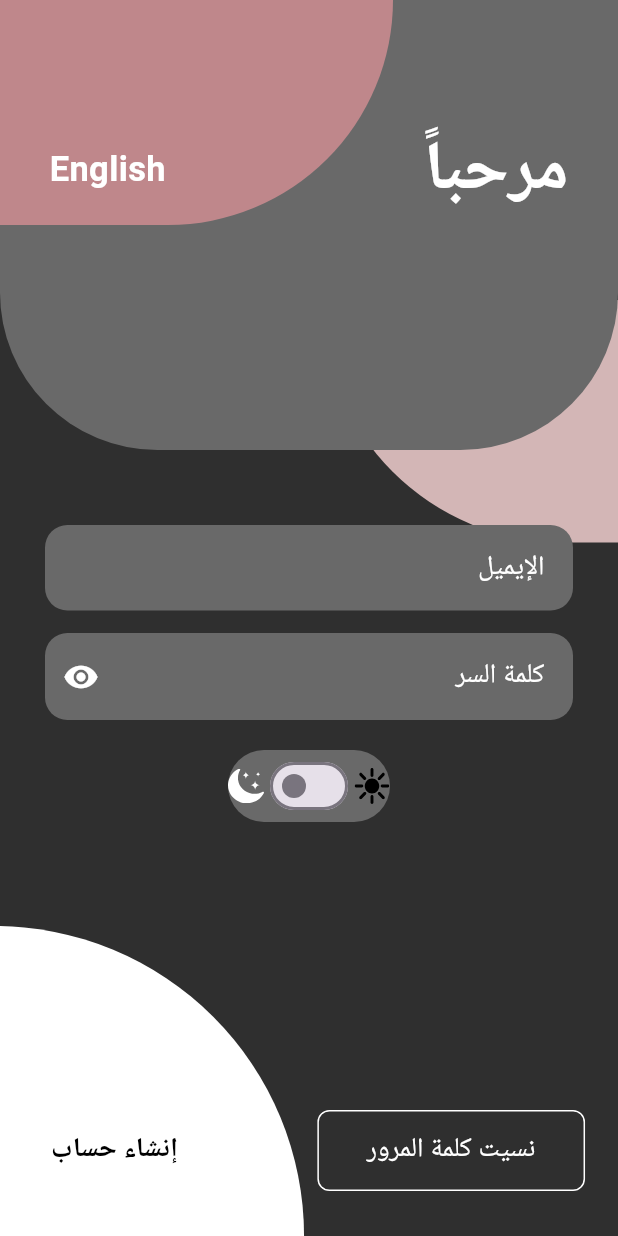
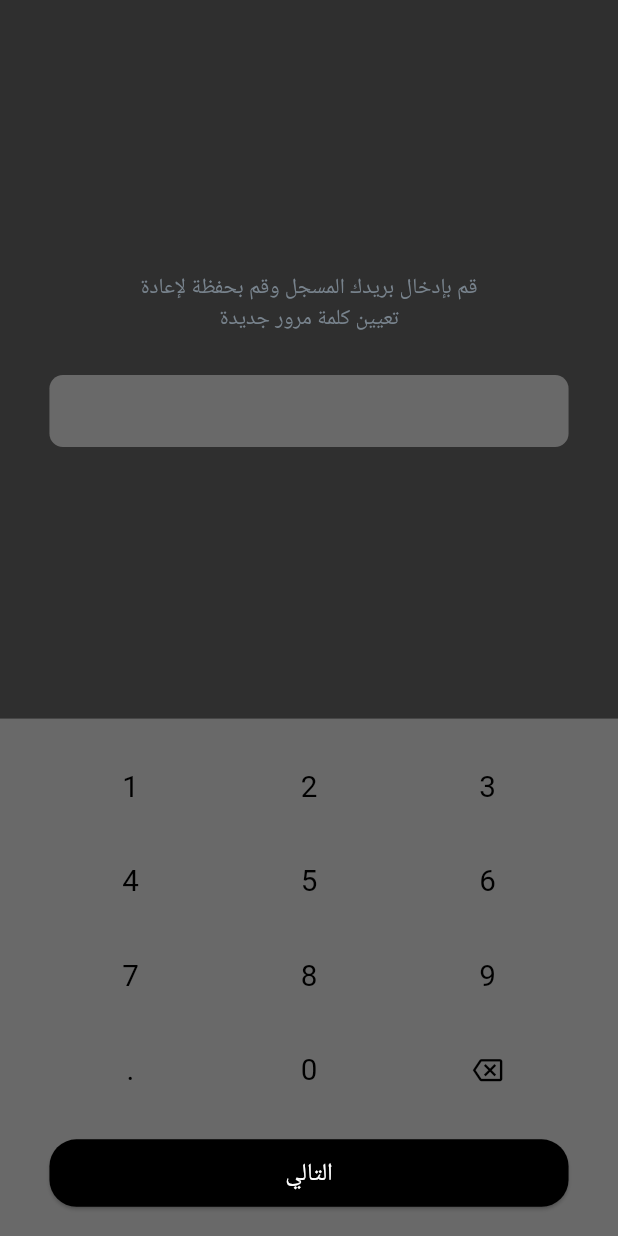
Before and after one commit to mohammedhedaya/-Sar-aat-Al-Tasweeq, a Flutter app: the screen it shows after launch, after a tap on the "visibility off" icon, after a tap on "نسيت كلمة المرور", on a phone screen of 412 x 824 dp. Run offline on Flutter 3.47's test engine with Material 3 defaults, Android fonts, the phone set to English and light mode, and no system bars; our stand-ins replace device_preview, flutter_screenutil, flutter_svg, go_router, pinput, shared_preferences.

Commit message:
create login page

```diff
--- /dev/null
+++ b/devtools_options.yaml
@@ -0,0 +1,3 @@
+description: This file stores settings for Dart & Flutter DevTools.
+documentation: https://docs.flutter.dev/tools/devtools/extensions#configure-extension-enablement-states
+extensions:
--- a/lib/core/router/app_router.dart
+++ b/lib/core/router/app_router.dart
@@ -1,5 +1,8 @@
 import 'package:go_router/go_router.dart';
 import 'package:shopping_chart/features/login/presentation/views/login_page.dart';
+import 'package:shopping_chart/features/login/presentation/views/new_password_page.dart';
+import 'package:shopping_chart/features/login/presentation/views/otp_page.dart';
+import 'package:shopping_chart/features/login/presentation/views/reset_password.dart';
 
 final GoRouter router = GoRouter(
   routes: [
@@ -7,5 +10,17 @@ final GoRouter router = GoRouter(
       path: '/',
       builder: (context, state) => const LoginPage(),
     ),
+    GoRoute(
+      path: '/resetPassword',
+      builder: (context, state) => const ResetPassword(),
+    ),
+    GoRoute(
+      path: '/otp',
+      builder: (context, state) => const OtpPage(),
+    ),
+    GoRoute(
+      path: '/newPasswordPage',
+      builder: (context, state) => const NewPasswordPage(),
+    ),
   ],
 );
--- a/lib/core/utils/app_colors.dart
+++ b/lib/core/utils/app_colors.dart
@@ -8,5 +8,8 @@ class AppColors{
   static const Color dimGray = Color(0xff696969);
   static const Color silverPink = Color(0xffD3B6B6);
   static const darkGray = Color(0xFF2F2F2F);
+  static const mixWhiteAndGray = Color(0xFFD9D9D9);
+  static const gray = Color(0xFF78838D);
+
 
 }
--- /dev/null
+++ b/lib/features/login/presentation/views/reset_password.dart
@@ -0,0 +1,158 @@
+import 'package:flutter/material.dart';
+import 'package:flutter_screenutil/flutter_screenutil.dart';
+import 'package:go_router/go_router.dart';
+import 'package:shopping_chart/core/utils/app_colors.dart';
+
+class ResetPassword extends StatefulWidget {
+  const ResetPassword({super.key});
+
+  @override
+  _ResetPasswordState createState() => _ResetPasswordState();
+}
+
+class _ResetPasswordState extends State<ResetPassword> {
+  final TextEditingController _controller = TextEditingController();
+
+  @override
+  Widget build(BuildContext context) {
+    return Scaffold(
+      backgroundColor: const Color(0xFF2F2F2F),
+      body: Column(
+        children: [
+          Expanded(
+            child: Padding(
+              padding: EdgeInsets.symmetric(horizontal: 30.w, vertical: 30.h),
+              child: Column(
+                mainAxisAlignment: MainAxisAlignment.center,
+                children: [
+                  Text(
+                    'قم بإدخال بريدك المسجل وقم بحفظة لإعادة\nتعيين كلمة مرور جديدة',
+                    textAlign: TextAlign.center,
+                    style: TextStyle(
+                      color: AppColors.gray,
+                      fontSize: 16.sp,
+                    ),
+                  ),
+                  SizedBox(height: 30.h),
+                  Container(
+                    decoration: BoxDecoration(
+                      color: const Color(0xFF696969),
+                      borderRadius: BorderRadius.circular(10.r),
+                    ),
+                    padding: EdgeInsets.symmetric(horizontal: 15.w),
+                    child: TextFormField(
+                      controller: _controller, // Controller to update the text field
+                      readOnly: true, // Disable the mobile keyboard
+                      textAlign: TextAlign.center,
+                      decoration: const InputDecoration(
+                        border: InputBorder.none,
+                      ),
+                      style: TextStyle(
+                        color: Colors.white,
+                        fontSize: 16.sp,
+                      ),
+                    ),
+                  ),
+                ],
+              ),
+            ),
+          ),
+          Container(
+            color: AppColors.dimGray,
+            padding: EdgeInsets.symmetric(horizontal: 30.w, vertical: 20.h),
+            child: Column(
+              children: [
+                GridView.count(
+                  shrinkWrap: true,
+                  crossAxisCount: 3,
+                  crossAxisSpacing: 10.w,
+                  mainAxisSpacing: 10.h,
+                  childAspectRatio: 2,
+                  children: List.generate(12, (index) {
+                    String value;
+                    if (index < 9) {
+                      value = '${index + 1}'; // Display numbers (1 to 9)
+                    } else if (index == 9) {
+                      value = "."; // A dot
+                    } else if (index == 10) {
+                      value = "0"; // Zero
+                    } else {
+                      value = "<"; // For backspace symbol
+                    }
+
+                    return Material(
+                      color: AppColors.dimGray,
+                      child: InkWell(
+                        onTap: () {
+                          setState(() {
+                            if (value == "<") {
+                              // Perform backspace (one character at a time)
+                              if (_controller.text.isNotEmpty) {
+                                _controller.text = _controller.text
+                                    .substring(0, _controller.text.length - 1);
+                              }
+                            } else {
+                              // Add the character to the text field
+                              _controller.text += value;
+                            }
+                          });
+                        },
+                        onLongPress: value == "<" ? () {
+                          // Perform a long press to clear the entire text
+                          setState(() {
+                            _controller.clear();
+                          });
+                        } : null, // Only enable long press on the backspace button
+                        borderRadius: BorderRadius.circular(10.r),
+                        child: Container(
+                          alignment: Alignment.center,
+                          decoration: BoxDecoration(
+                            borderRadius: BorderRadius.circular(10.r),
+                          ),
+                          child: value == "<"
+                              ? Icon(
+                            Icons.backspace_outlined,
+                            color: Colors.black,
+                            size: 22.sp,
+                          )
+                              : Text(
+                            value,
+                            style: TextStyle(
+                              fontSize: 22.sp,
+                              color: Colors.black,
+                            ),
+                          ),
+                        ),
+                      ),
+                    );
+                  }),
+                ),
+                SizedBox(height: 20.h),
+                ElevatedButton(
+                  onPressed: () {
+                    GoRouter.of(context).push('/otp');
+
+                  },
+                  style: ElevatedButton.styleFrom(
+                    backgroundColor: Colors.black,
+                    shape: RoundedRectangleBorder(
+                      borderRadius: BorderRadius.circular(20.r),
+                    ),
+                    minimumSize: Size(double.infinity, 50.h),
+                  ),
+                  child: Text(
+                    'التالي',
+                    style: TextStyle(
+                      color: Colors.white,
+                      fontSize: 18.sp,
+                    ),
+                  ),
+                ),
+              ],
+            ),
+          ),
+        ],
+      ),
+    );
+  }
+}
--- a/lib/features/login/presentation/widgets/custom_buttom_to_reset_password.dart
+++ b/lib/features/login/presentation/widgets/custom_buttom_to_reset_password.dart
@@ -1,5 +1,6 @@
 import 'package:flutter/material.dart';
 import 'package:flutter_screenutil/flutter_screenutil.dart';
+import 'package:go_router/go_router.dart';
 import 'package:shopping_chart/core/utils/app_colors.dart';
 
 class CustomButtomToResetPassword extends StatelessWidget {
@@ -37,6 +38,8 @@ class CustomButtomToResetPassword extends StatelessWidget {
               ),
               child: TextButton(
                 onPressed: () {
+                  GoRouter.of(context).push('/resetPassword');
+
                 },
                 child: const Text(
                   "نسيت كلمة المرور",
--- /dev/null
+++ b/lib/features/login/presentation/widgets/swith_theme.dart
@@ -0,0 +1,60 @@
+import 'package:flutter/material.dart';
+import 'package:flutter_svg/flutter_svg.dart';
+import 'package:shopping_chart/core/utils/app_colors.dart';
+import 'package:shopping_chart/core/utils/assets.dart';
+
+class SwithTheme extends StatefulWidget {
+
+   SwithTheme({super.key});
+
+  @override
+  State<SwithTheme> createState() => _SwithThemeState();
+}
+
+class _SwithThemeState extends State<SwithTheme> {
+  bool _isDarkTheme = false;
+
+  @override
+  Widget build(BuildContext context) {
+    return  Container(
+      width: MediaQuery.of(context).size.width * 0.2,
+      height: MediaQuery.of(context).size.width * 0.1,
+      decoration: BoxDecoration(
+        color: AppColors.mixWhiteAndGray,
+        borderRadius: BorderRadius.circular(30),
+      ),
+      child: Row(
+        mainAxisAlignment: MainAxisAlignment.center,
+        children: [
+          GestureDetector(
+            onTap: () {
+              setState(() {
+                _isDarkTheme = false;
+              });
+            },
+            child: SvgPicture.asset(
+              AppAssets.lightIcon,
+              width: 29,
+              height: 30,
+              color: !_isDarkTheme ? Colors.black : Colors.grey,
+            ),
+          ),
+          const SizedBox(width: 10),
+          GestureDetector(
+            onTap: () {
+              setState(() {
+                _isDarkTheme = true;
+              });
+            },
+            child: SvgPicture.asset(
+              AppAssets.darkIcon,
+              width: 29,
+              height: 30,
+              color: _isDarkTheme ? Colors.black : Colors.grey,
+            ),
+          ),
+        ],
+      ),
+    );
+  }
+}
--- a/lib/features/login/presentation/widgets/text_form_field.dart
+++ b/lib/features/login/presentation/widgets/text_form_field.dart
@@ -1,7 +1,6 @@
 import 'package:flutter/material.dart';
-import 'package:flutter_svg/flutter_svg.dart';
 import 'package:shopping_chart/core/utils/app_colors.dart';
-import 'package:shopping_chart/core/utils/assets.dart';
+import 'package:shopping_chart/features/login/presentation/widgets/swith_theme.dart';
 
 class CustomTextFormFields extends StatefulWidget {
   const CustomTextFormFields({super.key});
@@ -12,17 +11,19 @@ class CustomTextFormFields extends StatefulWidget {
 
 class _CustomTextFormFieldsState extends State<CustomTextFormFields> {
   bool _obscureText = true;
-  bool _isDarkTheme = false;
 
   @override
   Widget build(BuildContext context) {
-    return Positioned(
+    return Stack(
+      children: [
+        Positioned(
           top: 350,
           left: 30,
-      right: 30,
           child: Column(
+            crossAxisAlignment: CrossAxisAlignment.start,
             children: [
               Container(
+                width: MediaQuery.of(context).size.width * 0.8,
                 decoration: BoxDecoration(
                   borderRadius: BorderRadius.circular(15),
                   color: AppColors.dimGray,
@@ -44,7 +45,9 @@ class _CustomTextFormFieldsState extends State<CustomTextFormFields> {
                 ),
               ),
               const SizedBox(height: 15),
+
               Container(
+                width: MediaQuery.of(context).size.width * 0.8,
                 decoration: BoxDecoration(
                   borderRadius: BorderRadius.circular(15),
                   color: AppColors.dimGray,
@@ -84,38 +87,11 @@ class _CustomTextFormFieldsState extends State<CustomTextFormFields> {
                 ),
               ),
               const SizedBox(height: 20),
-          Container(
-            decoration: BoxDecoration(
-              color: AppColors.dimGray,
-              borderRadius: BorderRadius.circular(30),
-            ),
-            child: Row(
-
-              mainAxisSize: MainAxisSize.min,
-              children: [
-                SvgPicture.asset(
-                  _isDarkTheme ? AppAssets.darkIcon : AppAssets.lightIcon,
-                  width: 24,
-                  height: 24,
-                ),
-                Switch(
-                  value: _isDarkTheme,
-                  onChanged: (value) {
-                    setState(() {
-                      _isDarkTheme = value;
-                    });
-                  },
-                ),
-                SvgPicture.asset(
-                  _isDarkTheme ?  AppAssets.lightIcon : AppAssets.darkIcon,
-                  width: 24,
-                  height: 24,
-                ),
+              SwithTheme(),
             ],
           ),
         ),
       ],
-      ),
     );
   }
 }
--- a/pubspec.yaml
+++ b/pubspec.yaml
@@ -43,6 +43,7 @@ dependencies:
   shared_preferences: ^2.3.2
   get_it: ^7.7.0
   http: ^1.2.2
+  pinput: ^5.0.0
 
 dev_dependencies:
   flutter_test:
```
Also changed, not shown: lib/features/login/presentation/views/new_password_page.dart (added, +229 -0 lines), lib/features/login/presentation/views/otp_page.dart (added, +189 -0 lines), pubspec.lock. Lines whose indentation alone changed are shown as unchanged.
